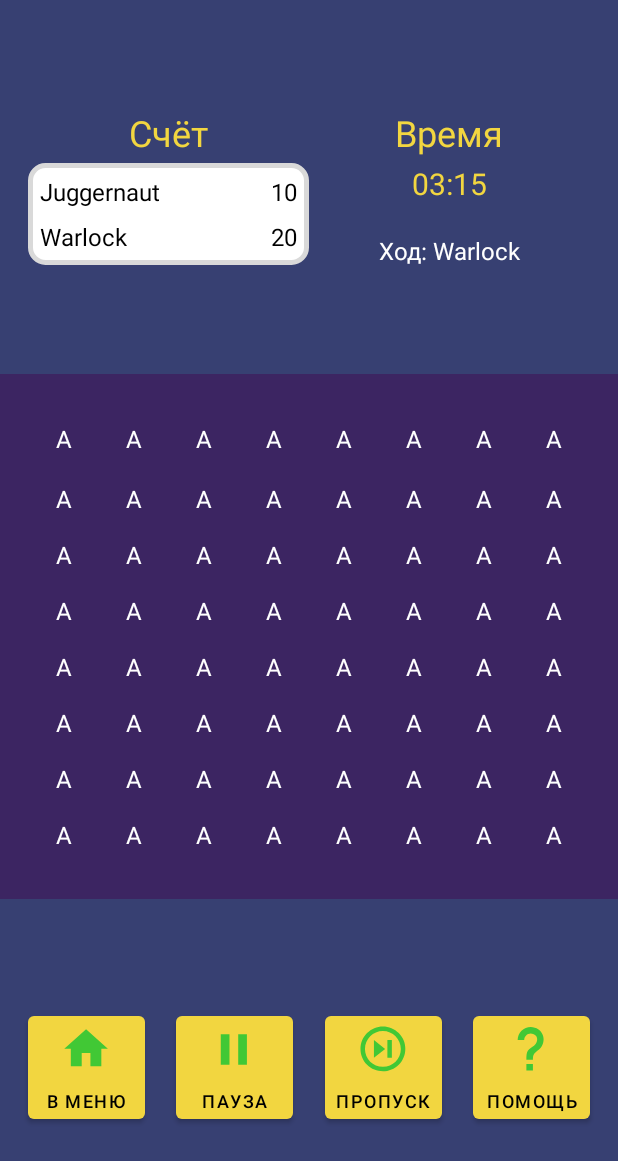
After one commit to OSLL/adfmp1h23-balda, an Android app: the GameActivity screen opened directly, with no data from a screen before it, on a phone screen of 412 x 824 dp. The commit adds this screen. Shown: the top 1161 px of the screen. Run offline under Robolectric (Android 15) with nearby library versions, the phone set to English and light mode, and no system bars.

Commit message:
Mock Game activity (#6)
* add mock game activity
* do not pass game mode in intent to GameActivity

```diff
--- a/app/src/main/AndroidManifest.xml
+++ b/app/src/main/AndroidManifest.xml
@@ -22,6 +22,7 @@
     <activity android:name=".activity.HelpScreenActivity" android:parentActivityName=".activity.MainActivity" />
     <activity android:name=".activity.StatScreenActivity" android:parentActivityName=".activity.MainActivity" />
     <activity android:name=".activity.ChooseNameActivity" android:parentActivityName=".activity.MainActivity" />
+    <activity android:name=".activity.GameActivity" android:parentActivityName=".activity.ChooseNameActivity" />
   </application>
 
 </manifest>
--- a/app/src/main/java/com/ifmo/balda/IntentExtraNames.kt
+++ b/app/src/main/java/com/ifmo/balda/IntentExtraNames.kt
@@ -3,5 +3,7 @@ package com.ifmo.balda
 class IntentExtraNames {
   companion object {
     const val GAME_MODE = "GAME_MODE"
+    const val PLAYER_1_NAME = "PLAYER_1_NAME"
+    const val PLAYER_2_NAME = "PLAYER_2_NAME"
   }
 }
--- a/app/src/main/java/com/ifmo/balda/activity/ChooseNameActivity.kt
+++ b/app/src/main/java/com/ifmo/balda/activity/ChooseNameActivity.kt
@@ -1,8 +1,10 @@
 package com.ifmo.balda.activity
 
 import android.annotation.SuppressLint
+import android.content.Intent
 import android.os.Bundle
 import android.view.View
+import android.widget.Button
 import android.widget.EditText
 import android.widget.ImageButton
 import androidx.appcompat.app.AppCompatActivity
@@ -26,6 +28,8 @@ class ChooseNameActivity : AppCompatActivity() {
         ?: error("Missing required extra property ${IntentExtraNames.GAME_MODE}")
     )
 
+    val gameIntent = Intent(this, GameActivity::class.java)
+
     when (gameMode) {
       GameMode.SINGLE_PLAYER -> {
         findViewById<EditText>(R.id.player2Name).visibility = View.GONE
@@ -47,5 +51,11 @@ class ChooseNameActivity : AppCompatActivity() {
         name2Edit.setSelection(name2Edit.text.length)
       }
     }
+
+    findViewById<Button>(R.id.playButton).setOnClickListener {
+      findViewById<EditText>(R.id.player1Name).text.let { gameIntent.putExtra(IntentExtraNames.PLAYER_1_NAME, it) }
+      findViewById<EditText>(R.id.player2Name).text?.let { gameIntent.putExtra(IntentExtraNames.PLAYER_2_NAME, it) }
+      startActivity(gameIntent)
+    }
   }
 }
--- /dev/null
+++ b/app/src/main/java/com/ifmo/balda/activity/GameActivity.kt
@@ -0,0 +1,19 @@
+package com.ifmo.balda.activity
+
+import android.content.Intent
+import android.os.Bundle
+import android.widget.Button
+import androidx.appcompat.app.AppCompatActivity
+import androidx.core.app.NavUtils
+import com.ifmo.balda.R
+
+class GameActivity: AppCompatActivity() {
+  override fun onCreate(savedInstanceState: Bundle?) {
+    super.onCreate(savedInstanceState)
+    setContentView(R.layout.activity_game)
+
+    findViewById<Button>(R.id.menu_button).setOnClickListener {
+      NavUtils.navigateUpTo(this, Intent(this, MainActivity::class.java))
+    }
+  }
+}
--- /dev/null
+++ b/app/src/main/res/drawable/baseline_menu_36.xml
@@ -0,0 +1,11 @@
+<vector
+  xmlns:android="http://schemas.android.com/apk/res/android"
+  android:autoMirrored="true"
+  android:width="36dp"
+  android:height="36dp"
+  android:tint="@color/green"
+  android:viewportHeight="36"
+  android:viewportWidth="36"
+  >
+  <path android:fillColor="@android:color/white" android:pathData="M15.1445 29.4552V20.7387H20.9556V29.4552H28.2193V17.8332H32.5776L18.0501 4.75839L3.52252 17.8332H7.88078V29.4552H15.1445Z"/>
+</vector>
--- /dev/null
+++ b/app/src/main/res/drawable/baseline_pause_36.xml
@@ -0,0 +1,11 @@
+<vector
+  xmlns:android="http://schemas.android.com/apk/res/android"
+  android:autoMirrored="true"
+  android:width="36dp"
+  android:height="36dp"
+  android:tint="@color/green"
+  android:viewportHeight="36"
+  android:viewportWidth="36"
+  >
+  <path android:fillColor="@android:color/white" android:pathData="M20.797 28.4749H26.6076V8.1377H20.797M9.17572 28.4749H14.9864V8.1377H9.17572V28.4749Z"/>
+</vector>
--- /dev/null
+++ b/app/src/main/res/drawable/baseline_skip_outline_36.xml
@@ -0,0 +1,11 @@
+<vector
+  xmlns:android="http://schemas.android.com/apk/res/android"
+  android:autoMirrored="true"
+  android:width="36dp"
+  android:height="36dp"
+  android:tint="@color/green"
+  android:viewportHeight="35"
+  android:viewportWidth="35"
+  >
+  <path android:fillColor="@android:color/white" android:pathData="M17.435 2.90582C15.527 2.90582 13.6377 3.28163 11.8749 4.01179C10.1122 4.74195 8.51047 5.81216 7.16132 7.16132C4.43657 9.88606 2.90582 13.5816 2.90582 17.435C2.90582 21.2884 4.43657 24.9839 7.16132 27.7087C8.51047 29.0578 10.1122 30.128 11.8749 30.8582C13.6377 31.5883 15.527 31.9642 17.435 31.9642C21.2884 31.9642 24.9839 30.4334 27.7087 27.7087C30.4334 24.9839 31.9642 21.2884 31.9642 17.435C31.9642 15.527 31.5883 13.6377 30.8582 11.8749C30.128 10.1122 29.0578 8.51047 27.7087 7.16132C26.3595 5.81216 24.7578 4.74195 22.9951 4.01179C21.2323 3.28163 19.343 2.90582 17.435 2.90582ZM17.435 5.81166C23.8424 5.81166 29.0583 11.0276 29.0583 17.435C29.0583 23.8424 23.8424 29.0583 17.435 29.0583C11.0276 29.0583 5.81166 23.8424 5.81166 17.435C5.81166 11.0276 11.0276 5.81166 17.435 5.81166ZM11.6233 11.6233V23.2467L18.8879 17.435M20.3408 11.6233V23.2467H23.2467V11.6233"/>
+</vector>
--- /dev/null
+++ b/app/src/main/res/drawable/baseline_tip_36.xml
@@ -0,0 +1,11 @@
+<vector
+  xmlns:android="http://schemas.android.com/apk/res/android"
+  android:autoMirrored="true"
+  android:width="36dp"
+  android:height="36dp"
+  android:tint="@color/green"
+  android:viewportHeight="36"
+  android:viewportWidth="36"
+  >
+  <path android:fillColor="@android:color/white" android:pathData="M14.9197 28.0025H19.278V32.3607H14.9197V28.0025ZM17.8252 3.30566C25.5975 3.62527 28.9824 11.4701 24.3626 17.3538C23.1568 18.8065 21.2101 19.7654 20.2513 20.9857C19.278 22.1915 19.278 23.6442 19.278 25.097H14.9197C14.9197 22.6709 14.9197 20.6225 15.8931 19.1697C16.8519 17.717 18.7986 16.8599 20.0044 15.901C23.52 12.6469 22.6484 8.04164 17.8252 7.66392C16.6693 7.66392 15.5608 8.1231 14.7435 8.94043C13.9261 9.75776 13.467 10.8663 13.467 12.0222H9.1087C9.1087 9.71042 10.027 7.49334 11.6617 5.85867C13.2964 4.22401 15.5135 3.30566 17.8252 3.30566Z"/>
+</vector>
--- /dev/null
+++ b/app/src/main/res/drawable/score_board_background.xml
@@ -0,0 +1,8 @@
+<?xml version="1.0" encoding="utf-8"?>
+<shape xmlns:android="http://schemas.android.com/apk/res/android" android:shape="rectangle">
+  <corners android:radius="10dp" />
+  <stroke
+    android:width="3dp"
+    android:color="@color/light_grey" />
+  <solid android:color="@color/white" />
+</shape>
--- /dev/null
+++ b/app/src/main/res/layout/activity_game.xml
@@ -0,0 +1,221 @@
+<?xml version="1.0" encoding="utf-8"?>
+<androidx.constraintlayout.widget.ConstraintLayout xmlns:android="http://schemas.android.com/apk/res/android"
+  xmlns:app="http://schemas.android.com/apk/res-auto"
+  xmlns:tools="http://schemas.android.com/tools"
+  android:layout_width="match_parent"
+  android:layout_height="match_parent"
+  android:orientation="vertical"
+  tools:context=".activity.GameActivity">
+
+  <androidx.constraintlayout.widget.ConstraintLayout
+    android:id="@+id/score_board"
+    android:layout_width="187dp"
+    android:layout_height="wrap_content"
+    app:layout_constraintBottom_toTopOf="@+id/board_mock"
+    app:layout_constraintEnd_toStartOf="@+id/status"
+    app:layout_constraintHorizontal_bias="0.5"
+    app:layout_constraintStart_toStartOf="@+id/menu_button"
+    app:layout_constraintTop_toTopOf="parent">
+
+
+    <androidx.constraintlayout.widget.ConstraintLayout
+      android:id="@+id/p1_name_score_row"
+      android:layout_width="match_parent"
+      android:layout_height="wrap_content"
+      android:layout_marginTop="4dp"
+      android:background="@drawable/score_board_background"
+      app:layout_constraintEnd_toEndOf="parent"
+      app:layout_constraintStart_toStartOf="parent"
+      app:layout_constraintTop_toBottomOf="@+id/score_header">
+
+      <TextView
+        android:id="@+id/p1_name"
+        android:layout_width="wrap_content"
+        android:layout_height="wrap_content"
+        android:layout_marginStart="8dp"
+        android:layout_marginTop="8dp"
+        android:text="Juggernaut"
+        android:textColor="@color/black"
+        android:textSize="16sp"
+        app:layout_constraintStart_toStartOf="parent"
+        app:layout_constraintTop_toTopOf="parent" />
+
+      <TextView
+        android:id="@+id/p1_score"
+        android:layout_width="wrap_content"
+        android:layout_height="wrap_content"
+        android:layout_marginEnd="8dp"
+        android:text="10"
+        android:textColor="@color/black"
+        android:textSize="16sp"
+        app:layout_constraintBottom_toBottomOf="@+id/p1_name"
+        app:layout_constraintEnd_toEndOf="parent"
+        app:layout_constraintTop_toTopOf="@+id/p1_name" />
+
+      <TextView
+        android:id="@+id/p2_name"
+        android:layout_width="wrap_content"
+        android:layout_height="wrap_content"
+        android:layout_marginTop="8dp"
+        android:layout_marginBottom="8dp"
+        android:text="Warlock"
+        android:textColor="@color/black"
+        android:textSize="16sp"
+        app:layout_constraintBottom_toBottomOf="parent"
+        app:layout_constraintStart_toStartOf="@+id/p1_name"
+        app:layout_constraintTop_toBottomOf="@+id/p1_name" />
+
+      <TextView
+        android:id="@+id/p2_score"
+        android:layout_width="wrap_content"
+        android:layout_height="wrap_content"
+        android:text="20"
+        android:textColor="@color/black"
+        android:textSize="16sp"
+        app:layout_constraintEnd_toEndOf="@+id/p1_score"
+        app:layout_constraintTop_toTopOf="@+id/p2_name" />
+    </androidx.constraintlayout.widget.ConstraintLayout>
+
+    <TextView
+      android:id="@+id/score_header"
+      android:layout_width="match_parent"
+      android:layout_height="wrap_content"
+      android:text="@string/score"
+      android:textAlignment="center"
+      android:textColor="?attr/colorOnBackground"
+      android:textSize="24sp"
+      app:layout_constraintStart_toStartOf="parent"
+      app:layout_constraintTop_toTopOf="parent"
+      tools:textStyle="bold" />
+
+
+  </androidx.constraintlayout.widget.ConstraintLayout>
+
+  <androidx.constraintlayout.widget.ConstraintLayout
+    android:id="@+id/status"
+    android:layout_width="187dp"
+    android:layout_height="wrap_content"
+    app:layout_constraintEnd_toEndOf="@+id/tip_button"
+    app:layout_constraintHorizontal_bias="0.5"
+    app:layout_constraintStart_toEndOf="@+id/score_board"
+    app:layout_constraintTop_toTopOf="@+id/score_board">
+
+    <TextView
+      android:id="@+id/time_label"
+      android:layout_width="match_parent"
+      android:layout_height="wrap_content"
+      android:text="@string/time"
+      android:textAlignment="center"
+      android:textColor="?attr/colorOnBackground"
+      android:textSize="24sp"
+      app:layout_constraintTop_toTopOf="parent"
+      tools:layout_editor_absoluteX="65dp"
+      tools:textStyle="bold" />
+
+    <TextView
+      android:id="@+id/time_display"
+      android:layout_width="match_parent"
+      android:layout_height="wrap_content"
+      android:layout_marginTop="4dp"
+      android:text="03:15"
+      android:textAlignment="center"
+      android:textColor="?attr/colorOnBackground"
+      android:textSize="20sp"
+      app:layout_constraintTop_toBottomOf="@+id/time_label"
+      tools:layout_editor_absoluteX="66dp"
+      tools:textStyle="bold" />
+
+    <TextView
+      android:id="@+id/turn_display"
+      android:layout_width="match_parent"
+      android:layout_height="wrap_content"
+      android:layout_marginTop="20dp"
+      android:text="Ход: Warlock"
+      android:textAlignment="center"
+      android:textColor="@color/white"
+      android:textSize="16sp"
+      app:layout_constraintTop_toBottomOf="@+id/time_display"
+      tools:layout_editor_absoluteX="0dp"
+      tools:textStyle="bold" />
+  </androidx.constraintlayout.widget.ConstraintLayout>
+
+  <TextView
+    android:id="@+id/board_mock"
+    android:layout_width="match_parent"
+    android:layout_height="wrap_content"
+    android:background="@color/purple"
+    android:letterSpacing="1"
+    android:lineSpacingMultiplier="2"
+    android:paddingTop="32dp"
+    android:paddingBottom="32dp"
+    android:text="A A A A A A A A\nA A A A A A A A\nA A A A A A A A\nA A A A A A A A\nA A A A A A A A\nA A A A A A A A\nA A A A A A A A\nA A A A A A A A"
+    android:textAlignment="center"
+    android:textColor="@color/white"
+    android:textSize="16sp"
+    app:layout_constraintBottom_toTopOf="@+id/menu_button"
+    app:layout_constraintEnd_toEndOf="parent"
+    app:layout_constraintHorizontal_bias="0.5"
+    app:layout_constraintStart_toStartOf="parent"
+    app:layout_constraintTop_toBottomOf="@+id/score_board"
+    tools:textStyle="bold" />
+
+  <Button
+    android:id="@+id/menu_button"
+    android:layout_width="78dp"
+    android:layout_height="wrap_content"
+    android:drawableTop="@drawable/baseline_menu_36"
+    android:paddingLeft="0dp"
+    android:paddingRight="0dp"
+    android:text="@string/menu"
+    android:textSize="12sp"
+    app:layout_constraintBottom_toBottomOf="parent"
+    app:layout_constraintEnd_toStartOf="@+id/pause_button"
+    app:layout_constraintHorizontal_bias="0.5"
+    app:layout_constraintHorizontal_weight="1"
+    app:layout_constraintStart_toStartOf="parent"
+    app:layout_constraintTop_toBottomOf="@+id/board_mock" />
+
+  <Button
+    android:id="@+id/pause_button"
+    android:layout_width="78dp"
+    android:layout_height="wrap_content"
+    android:drawableTop="@drawable/baseline_pause_36"
+    android:text="@string/pause"
+    android:textSize="12sp"
+    app:layout_constraintEnd_toStartOf="@+id/pass_button"
+    app:layout_constraintHorizontal_bias="0.5"
+    app:layout_constraintHorizontal_weight="1"
+    app:layout_constraintStart_toEndOf="@+id/menu_button"
+    app:layout_constraintTop_toTopOf="@+id/menu_button" />
+
+  <Button
+    android:id="@+id/pass_button"
+    android:layout_width="78dp"
+    android:layout_height="wrap_content"
+    android:drawableTop="@drawable/baseline_skip_outline_36"
+    android:paddingLeft="0dp"
+    android:paddingRight="0dp"
+    android:text="@string/pass"
+    android:textSize="12sp"
+    app:layout_constraintEnd_toStartOf="@+id/tip_button"
+    app:layout_constraintHorizontal_bias="0.5"
+    app:layout_constraintHorizontal_weight="1"
+    app:layout_constraintStart_toEndOf="@+id/pause_button"
+    app:layout_constraintTop_toTopOf="@+id/pause_button" />
+
+  <Button
+    android:id="@+id/tip_button"
+    android:layout_width="78dp"
+    android:layout_height="wrap_content"
+    android:drawableTop="@drawable/baseline_tip_36"
+    android:paddingLeft="0dp"
+    android:paddingRight="0dp"
+    android:text="@string/tip"
+    android:textSize="12sp"
+    app:layout_constraintEnd_toEndOf="parent"
+    app:layout_constraintHorizontal_bias="0.5"
+    app:layout_constraintHorizontal_weight="1"
+    app:layout_constraintStart_toEndOf="@+id/pass_button"
+    app:layout_constraintTop_toTopOf="@+id/pass_button" />
+
+</androidx.constraintlayout.widget.ConstraintLayout>
--- a/app/src/main/res/values/colors.xml
+++ b/app/src/main/res/values/colors.xml
@@ -6,6 +6,7 @@
   <color name="red">#FFE13A2F</color>
   <color name="light_grey">#FFD9D9D9</color>
   <color name="deep_blue">#FF2724B9</color>
+  <color name="purple">#FF3C2562</color>
   <color name="black">#FF000000</color>
   <color name="white">#FFFFFFFF</color>
   <color name="transparent">#00000000</color>
--- a/app/src/main/res/values/strings.xml
+++ b/app/src/main/res/values/strings.xml
@@ -22,4 +22,12 @@
   <string name="player1Name">Имя игрока 1</string>
   <string name="player2">Игрок 2</string>
   <string name="player2Name">Имя игрока 2</string>
+
+  <string name="score">Счёт</string>
+  <string name="time">Время</string>
+  <string name="pause">Пауза</string>
+  <string name="turn">Ход</string>
+  <string name="menu">В меню</string>
+  <string name="pass">Пропуск</string>
+  <string name="tip">Помощь</string>
 </resources>
```
